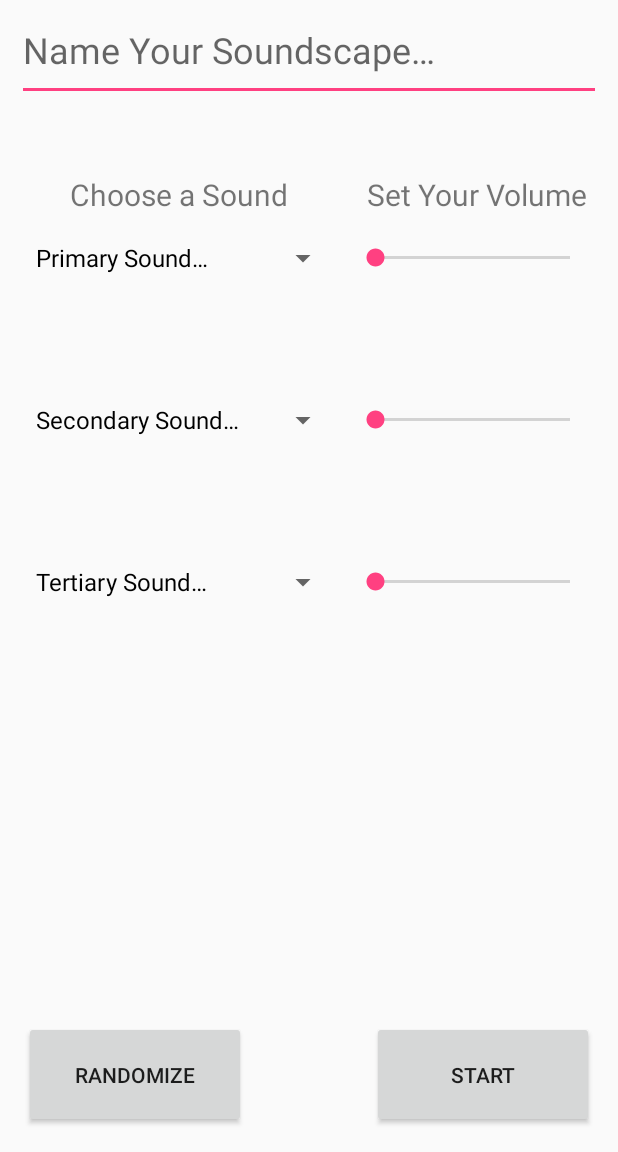
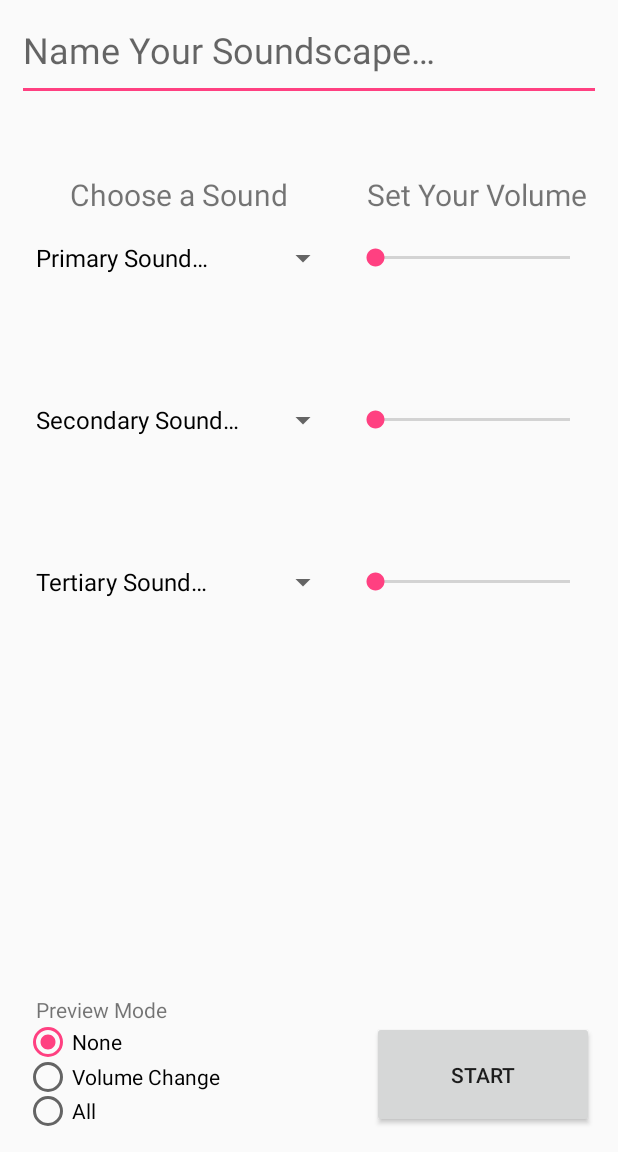
Before and after one commit to rcouture27/SoundofScapes, an Android app: the screen it shows after launch (MainActivity), on a phone screen of 412 x 824 dp, the part 84-1236 px from its top. Run offline under Robolectric (Android 15) with nearby library versions, the phone set to English and light mode, and no system bars.

Commit message:
Preview Modes fully functioning
The xml layout doesn't scale right, so the buttons could be bigger but we'd have to fix the scaling to make that happen or perhaps use different constraints.

```diff
--- a/SoundScapeProject/app/build.gradle
+++ b/SoundScapeProject/app/build.gradle
@@ -1,11 +1,11 @@
 apply plugin: 'com.android.application'
 
 android {
-    compileSdkVersion 27
+    compileSdkVersion 28
     defaultConfig {
         applicationId "edu.nhti.ist218.soundscapeproject"
         minSdkVersion 19
-        targetSdkVersion 27
+        targetSdkVersion 28
         versionCode 1
         versionName "1.0"
         testInstrumentationRunner "android.support.test.runner.AndroidJUnitRunner"
@@ -20,7 +20,7 @@ android {
 
 dependencies {
     implementation fileTree(dir: 'libs', include: ['*.jar'])
-    implementation 'com.android.support:appcompat-v7:27.0.2'
+    implementation 'com.android.support:appcompat-v7:28.0.0'
     implementation 'com.android.support.constraint:constraint-layout:1.1.3'
     testImplementation 'junit:junit:4.12'
     androidTestImplementation 'com.android.support.test:runner:1.0.2'
--- a/SoundScapeProject/app/src/main/java/edu/nhti/ist218/soundscapeproject/MainActivity.java
+++ b/SoundScapeProject/app/src/main/java/edu/nhti/ist218/soundscapeproject/MainActivity.java
@@ -14,6 +14,7 @@ import android.widget.AdapterView;
 import android.widget.ArrayAdapter;
 import android.widget.Button;
 import android.widget.EditText;
+import android.widget.RadioButton;
 import android.widget.SeekBar;
 import android.widget.Spinner;
 import android.widget.TextView;
@@ -21,19 +22,17 @@ import android.widget.Toast;
 
 public class MainActivity extends AppCompatActivity {
 
-    private SeekBar primaryVolume;
-    private SeekBar secondaryVolume;
-    private SeekBar tertiaryVolume;
+    private SeekBar[] volumeSliders = { null, null, null };
 
-    private static MediaPlayer[] audio;
+    private static MediaPlayer[][] audio;
 
     private EditText userTitle;
 
-    private static MediaPlayer primaryPlaying = null;
-    private static MediaPlayer secondaryPlaying = null;
-    private static MediaPlayer tertiaryPlaying = null;
+    private static MediaPlayer[] mediaPlayers = { null, null, null };
 
     private final static int maxVolume = 100;
+
+    private PreviewMode previewMode = PreviewMode.None;
 
     @Override
     protected void onCreate(Bundle savedInstanceState) {
@@ -55,12 +54,10 @@ public class MainActivity extends AppCompatActivity {
         MediaPlayer harbor_sound = MediaPlayer.create(this, R.raw.harbor_bells_sound);
         MediaPlayer leaves_sound = MediaPlayer.create(this, R.raw.rustling_leaves_sound);
 
-
-
-
         //add mp3 to audio array
-        audio = new MediaPlayer[] {rain_sound, ocean_sound, fire_sound, thunder_sound,
-                            seagulls_sound, crickets_sound, birds_sound, harbor_sound, leaves_sound};
+        audio = new MediaPlayer[][] { {rain_sound, ocean_sound, fire_sound},
+                { thunder_sound, seagulls_sound, crickets_sound },
+                { birds_sound, harbor_sound, leaves_sound } };
 
         //initializes string array from strings xml
         String[] primarySounds = getResources().getStringArray(R.array.primary_sounds);
@@ -75,11 +72,56 @@ public class MainActivity extends AppCompatActivity {
 
         //populates spinners with string array
         populateSpinner(spinners[0], primarySounds, 0);
-        populateSpinner(spinners[1], secondarySounds, 3);
-        populateSpinner(spinners[2], tertiarySounds, 6);
-
+        populateSpinner(spinners[1], secondarySounds, 1);
+        populateSpinner(spinners[2], tertiarySounds, 2);
 
         configureStartButton();
+
+        RadioButton[] previewOptions = { findViewById(R.id.previewNoneButton), findViewById(R.id.previewVolumeButton), findViewById(R.id.previewAllButton) };
+
+        previewOptions[0].setOnClickListener(new View.OnClickListener() {
+            @Override
+            public void onClick(View v) {
+                setPreviewMode(PreviewMode.None);
+            }
+        });
+        previewOptions[1].setOnClickListener(new View.OnClickListener() {
+            @Override
+            public void onClick(View v) {
+                setPreviewMode(PreviewMode.VolumeChange);
+            }
+        });
+        previewOptions[2].setOnClickListener(new View.OnClickListener() {
+            @Override
+            public void onClick(View v) {
+                setPreviewMode(PreviewMode.All);
+            }
+        });
+    }
+
+    public void setPreviewMode (PreviewMode mode) {
+        previewMode = mode;
+        if (mode == PreviewMode.All) {
+            playAll();
+        } else {
+            pauseAll();
+        }
+    }
+
+    public void playAll () {
+        for (int i = 0; i < mediaPlayers.length; i++) {
+            if (mediaPlayers[i] != null) {
+                mediaPlayers[i].start();
+            }
+        }
+    }
+
+    public void pauseAll() {
+        for (int i = 0; i < mediaPlayers.length; i++) {
+            if (mediaPlayers[i] != null && mediaPlayers[i].isPlaying()) {
+                mediaPlayers[i].pause();
+            }
+        }
     }
 
     @Override
@@ -118,7 +160,7 @@ public class MainActivity extends AppCompatActivity {
         });
     }
 
-    private void populateSpinner(final Spinner spinner, String[] soundsArray, final int soundNum) {
+    private void populateSpinner(final Spinner spinner, String[] soundsArray, final int playerNum) {
 
         ArrayAdapter<String> adapter = new ArrayAdapter<String>(
                 this, R.layout.support_simple_spinner_dropdown_item, soundsArray){
@@ -156,25 +198,30 @@ public class MainActivity extends AppCompatActivity {
                 String selectedItemText = (String) parent.getItemAtPosition(position);
                 // If user change the default selection
                 // First item is disable and it is used for hint
+                if (position == 0)
+                    return;
+                setVolumeSlider(position - 1, playerNum);
+                Toast.makeText(getApplicationContext(), "Selected : " + selectedItemText, Toast.LENGTH_SHORT).show();
+                /*
                 switch (position) {
                     case 1:
+                        setVolumeSlider(soundNum, playerNum);
+
+                        Toast.makeText(getApplicationContext(), "Selected : " + selectedItemText, Toast.LENGTH_SHORT).show();
+                        break;
+                    case 2:
                         setVolumeSlider(soundNum);
 
                         Toast.makeText(getApplicationContext(), "Selected : " + selectedItemText, Toast.LENGTH_SHORT).show();
                         break;
-                    case 2:
-                        setVolumeSlider(soundNum + 1);
-
-                        Toast.makeText(getApplicationContext(), "Selected : " + selectedItemText, Toast.LENGTH_SHORT).show();
-                        break;
                     case 3:
-                        setVolumeSlider(soundNum + 2);
+                        setVolumeSlider(soundNum );
 
                         Toast.makeText(getApplicationContext(), "Selected : " + selectedItemText, Toast.LENGTH_SHORT).show();
                         break;
                     default:
                         break;
-                }
+                }*/
             }
 
             @Override
@@ -184,19 +231,52 @@ public class MainActivity extends AppCompatActivity {
         });
     }
 
-    private void setVolumeSlider(int i){
+    private void setVolumeSlider(int clipNum, final int playerNum){
 
-        primaryVolume = findViewById(R.id.primarySeekBar);
-        secondaryVolume = findViewById(R.id.secondarySeekBar);
-        tertiaryVolume = findViewById(R.id.tertiarySeekBar);
+        volumeSliders[0] = findViewById(R.id.primarySeekBar);
+        volumeSliders[1] = findViewById(R.id.secondarySeekBar);
+        volumeSliders[2] = findViewById(R.id.tertiarySeekBar);
 
+        if (mediaPlayers[playerNum] != null) {
+            mediaPlayers[playerNum].pause();
+        }
+        mediaPlayers[playerNum] = audio[playerNum][clipNum];
+        volumeSliders[playerNum].setMax(maxVolume);
+        volumeSliders[playerNum].setProgress(50);
+        mediaPlayers[playerNum].setLooping(true);
 
-        if(i < 3) {
+        if (mediaPlayers[playerNum].isPlaying() == false && previewMode == PreviewMode.All) {
+            mediaPlayers[playerNum].start();
+        }
+
+        volumeSliders[playerNum].setOnSeekBarChangeListener(new SeekBar.OnSeekBarChangeListener() {
+            @Override
+            public void onProgressChanged(SeekBar seekBar, int progress, boolean b) {
+                float volume = (float) (1 - (Math.log(maxVolume - progress) / Math.log(maxVolume)));
+                mediaPlayers[playerNum].setVolume(volume, volume);
+            }
+
+            @Override
+            public void onStartTrackingTouch(SeekBar seekBar) {
+                if (previewMode == PreviewMode.VolumeChange) {
+                    mediaPlayers[playerNum].start();
+                }
+            }
+
+            @Override
+            public void onStopTrackingTouch(SeekBar seekBar) {
+                if (previewMode == PreviewMode.VolumeChange) {
+                    mediaPlayers[playerNum].pause();
+                }
+            }
+        });
+        /*
+        if(clipNum < 3) {
 
             if (primaryPlaying != null) {
                 primaryPlaying.pause();
             }
-            primaryPlaying = audio[i];
+            primaryPlaying = audio[clipNum];
             primaryVolume.setMax(maxVolume);
             primaryVolume.setProgress(maxVolume);
             primaryPlaying.start();
@@ -220,12 +300,12 @@ public class MainActivity extends AppCompatActivity {
                 }
             });
         }
-        if (i >=3 && i < 6) {
+        if (clipNum >=3 && clipNum < 6) {
 
             if (secondaryPlaying != null) {
                 secondaryPlaying.pause();
             }
-            secondaryPlaying = audio[i];
+            secondaryPlaying = audio[clipNum];
             secondaryVolume.setMax(maxVolume);
             secondaryVolume.setProgress(maxVolume);
             secondaryPlaying.start();
@@ -249,12 +329,12 @@ public class MainActivity extends AppCompatActivity {
                 }
             });
         }
-        if (i >= 6 && i < 9) {
+        if (clipNum >= 6 && clipNum < 9) {
 
             if (tertiaryPlaying != null) {
                 tertiaryPlaying.pause();
             }
-            tertiaryPlaying = audio[i];
+            tertiaryPlaying = audio[clipNum];
             tertiaryVolume.setMax(maxVolume);
             tertiaryVolume.setProgress(maxVolume);
             tertiaryPlaying.start();
@@ -278,6 +358,6 @@ public class MainActivity extends AppCompatActivity {
                 }
             });
         }
-
+        */
     }
 }
--- /dev/null
+++ b/SoundScapeProject/app/src/main/java/edu/nhti/ist218/soundscapeproject/PreviewMode.java
@@ -0,0 +1,5 @@
+package edu.nhti.ist218.soundscapeproject;
+
+public enum PreviewMode {
+    None, VolumeChange, All
+}
--- a/SoundScapeProject/app/src/main/res/layout/activity_main.xml
+++ b/SoundScapeProject/app/src/main/res/layout/activity_main.xml
@@ -21,6 +21,38 @@
         app:layout_constraintStart_toStartOf="parent"
         app:layout_constraintTop_toTopOf="parent" />
 
+    <RadioGroup
+        android:id="@+id/radioGroup"
+        android:layout_width="194dp"
+        android:layout_height="69dp"
+        android:layout_marginBottom="16dp"
+        android:layout_marginStart="16dp"
+        android:checkedButton="@+id/previewNoneButton"
+        app:layout_constraintBottom_toBottomOf="parent"
+        app:layout_constraintStart_toStartOf="parent">
+
+        <RadioButton
+            android:id="@+id/previewNoneButton"
+            android:layout_width="wrap_content"
+            android:layout_height="wrap_content"
+            android:layout_weight="1"
+            android:text="None" />
+
+        <RadioButton
+            android:id="@+id/previewVolumeButton"
+            android:layout_width="wrap_content"
+            android:layout_height="wrap_content"
+            android:layout_weight="1"
+            android:text="Volume Change" />
+
+        <RadioButton
+            android:id="@+id/previewAllButton"
+            android:layout_width="wrap_content"
+            android:layout_height="wrap_content"
+            android:layout_weight="1"
+            android:text="All" />
+    </RadioGroup>
+
     <Button
         android:id="@+id/buttonStart"
         android:layout_width="148dp"
@@ -31,6 +63,7 @@
         app:layout_constraintBottom_toBottomOf="parent"
         app:layout_constraintEnd_toEndOf="parent" />
 
+    <!-- Hiding this and replacing with preview options
     <Button
         android:id="@+id/buttonRandom"
         android:layout_width="148dp"
@@ -39,7 +72,7 @@
         android:layout_marginBottom="16dp"
         android:text="@string/buttonRandomize"
         app:layout_constraintBottom_toBottomOf="parent"
-        app:layout_constraintStart_toStartOf="parent" />
+        app:layout_constraintStart_toStartOf="parent" />-->
 
     <Spinner
         android:id="@+id/primarySpinner"
@@ -156,4 +189,13 @@
         app:layout_constraintEnd_toEndOf="parent"
         app:layout_constraintStart_toEndOf="@+id/textView3" />
 
+    <TextView
+        android:id="@+id/textView"
+        android:layout_width="wrap_content"
+        android:layout_height="wrap_content"
+        android:layout_marginStart="24dp"
+        android:text="Preview Mode"
+        app:layout_constraintBottom_toTopOf="@+id/radioGroup"
+        app:layout_constraintStart_toStartOf="parent" />
+
 </android.support.constraint.ConstraintLayout>
```
